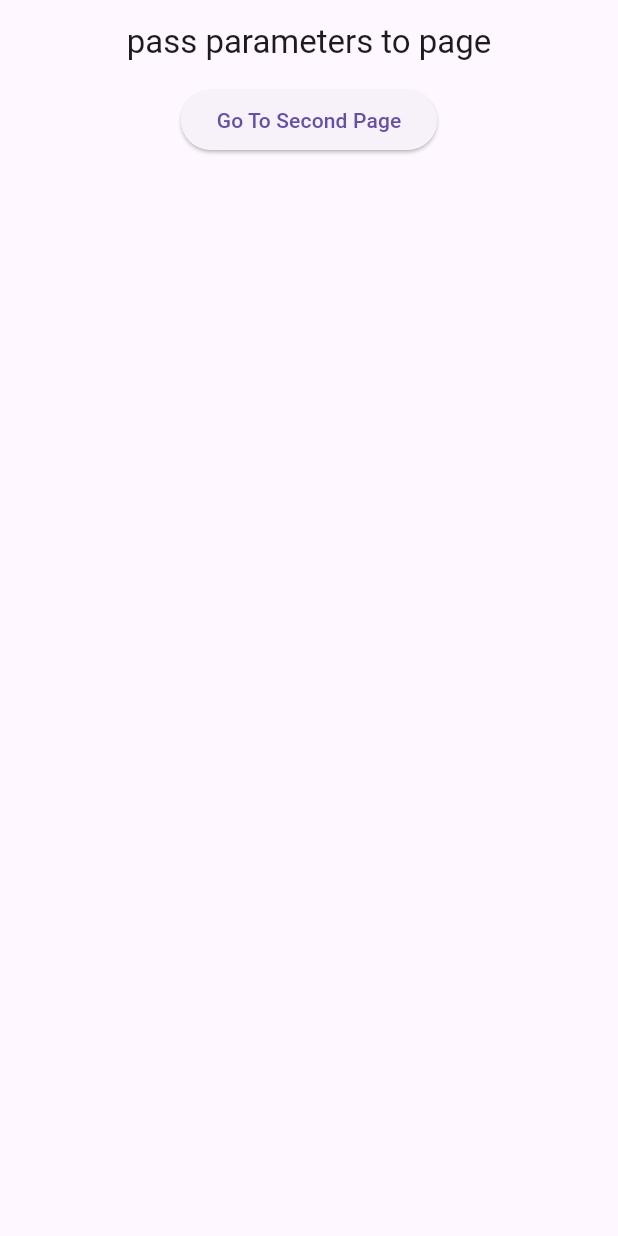
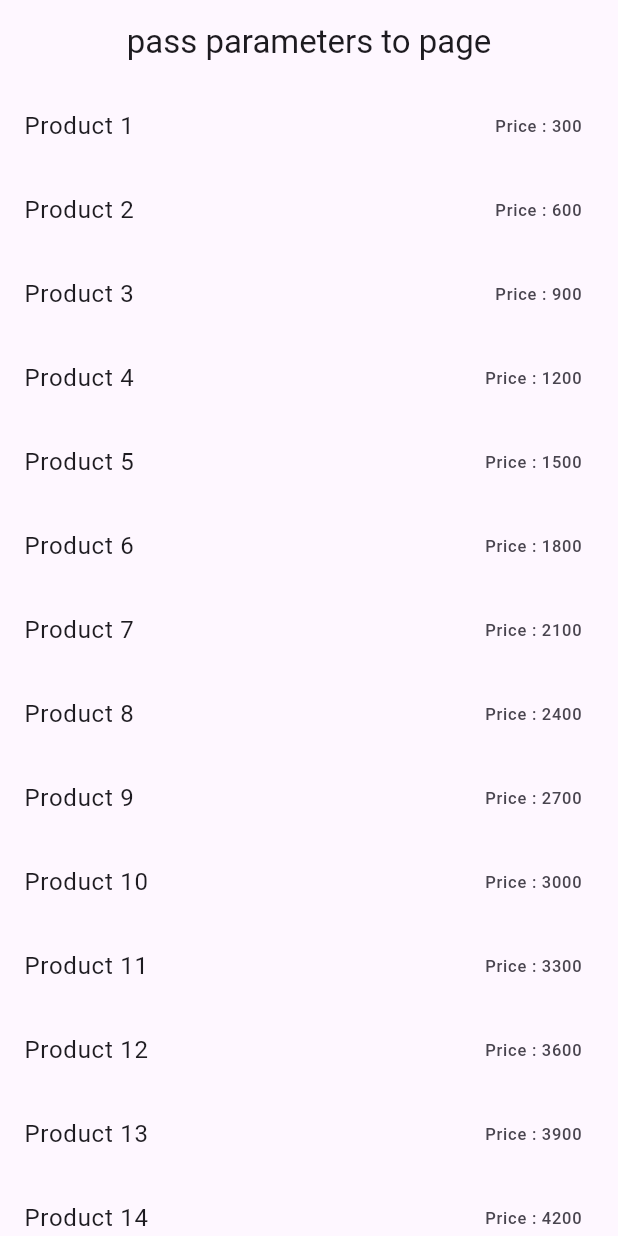
Before and after one commit to sm-hl/simple_project, a Flutter app: the screen it shows after launch, on a phone screen of 412 x 824 dp. Run offline on Flutter 3.47's test engine with Material 3 defaults, Android fonts, the phone set to English and light mode, and no system bars; our stand-ins replace flutter_svg.

Commit message:
Routes - Pass data through the basic route

```diff
--- a/lib/main.dart
+++ b/lib/main.dart
@@ -1,4 +1,5 @@
 import 'package:flutter/material.dart';
+import 'package:simple_project/pages/home.dart';
 import 'package:simple_project/pages/second.dart';
 import 'package:simple_project/routes/routes.dart';
 import 'package:simple_project/student.dart';
@@ -13,8 +14,7 @@ class MyApp extends StatelessWidget {
   @override
   Widget build(BuildContext context) {
     return MaterialApp(
-      initialRoute: '/',
-      routes: routes,
+      home: Home(),
     );
   }
 }
--- a/lib/pages/home.dart
+++ b/lib/pages/home.dart
@@ -2,6 +2,7 @@
 
 import 'package:flutter/material.dart';
 import 'package:simple_project/pages/second.dart';
+import 'package:simple_project/product.dart';
 import 'package:simple_project/student.dart';
 
 class Home extends StatelessWidget {
@@ -9,29 +10,25 @@ class Home extends StatelessWidget {
 
   @override
   Widget build(BuildContext context) {
+    List<Product> products = List.generate(
+        100,
+        (index) =>
+            Product(name: 'Product ${index + 1}', price: (index + 1) * 300));
     return Scaffold(
       appBar: AppBar(
         title: Text("pass parameters to page"),
         centerTitle: true,
       ),
-      body: Center(
-          child: Column(
-        children: [
-          ElevatedButton(
-            onPressed: () async {
-              // after clicking button in second page, the screen will be closed so we should wait
-              var result = await Navigator.pushNamed(context, '/second');
-              //to remove latest snackbar and show current directly
-              ScaffoldMessenger.of(context)..removeCurrentSnackBar()
-                  ..showSnackBar(SnackBar(content: Text('you choosed $result')));
-            },
-            child: Text(
-              "Go To Second Page",
-              style: TextStyle(color: Theme.of(context).primaryColor),
-            ),
-          )
-        ],
-      )),
+      body: ListView.builder(
+        itemCount: products.length,
+        itemBuilder: (context, i) => ListTile(
+            title: Text(products[i].name),
+            trailing: Text('Price : ${products[i].price}'),
+            onTap: () {
+              Navigator.push(context, MaterialPageRoute(builder: (context) => Second(product: products[i])));
+            }
+        ),
+      ),
     );
   }
 }
--- a/lib/pages/second.dart
+++ b/lib/pages/second.dart
@@ -3,11 +3,11 @@
 import 'package:flutter/material.dart';
 import 'package:flutter_svg/flutter_svg.dart';
 import 'package:simple_project/pages/home.dart';
+import 'package:simple_project/product.dart';
 
 class Second extends StatelessWidget {
-  String? name;
-  int? age;
-  Second({this.name, this.age, super.key});
+  Product? product;
+  Second({this.product, super.key});
 
   @override
   Widget build(BuildContext context) {
@@ -20,27 +20,11 @@ class Second extends StatelessWidget {
           body: Center(
             child: Column(
               children: [
-                ElevatedButton(
-                  onPressed: () {
-                    Navigator.of(context).pop('yes');
-                  },
-                  child: Text(
-                    "Yes",
-                    style: TextStyle(color: Theme.of(context).primaryColor),
-                  ),
-                ),
+                Text('name : ${product?.name}'),
                 SizedBox(
                   height: 20,
                 ),
-                ElevatedButton(
-                  onPressed: () {
-                    Navigator.of(context).pop('no');
-                  },
-                  child: Text(
-                    "No",
-                    style: TextStyle(color: Theme.of(context).primaryColor),
-                  ),
-                ),
+                Text('price : ${product?.price}'),
               ],
             ),
           )),
--- /dev/null
+++ b/lib/product.dart
@@ -0,0 +1,6 @@
+class Product {
+  String name;
+  int price;
+  Product({required this.name, required this.price});
+
+}
```
